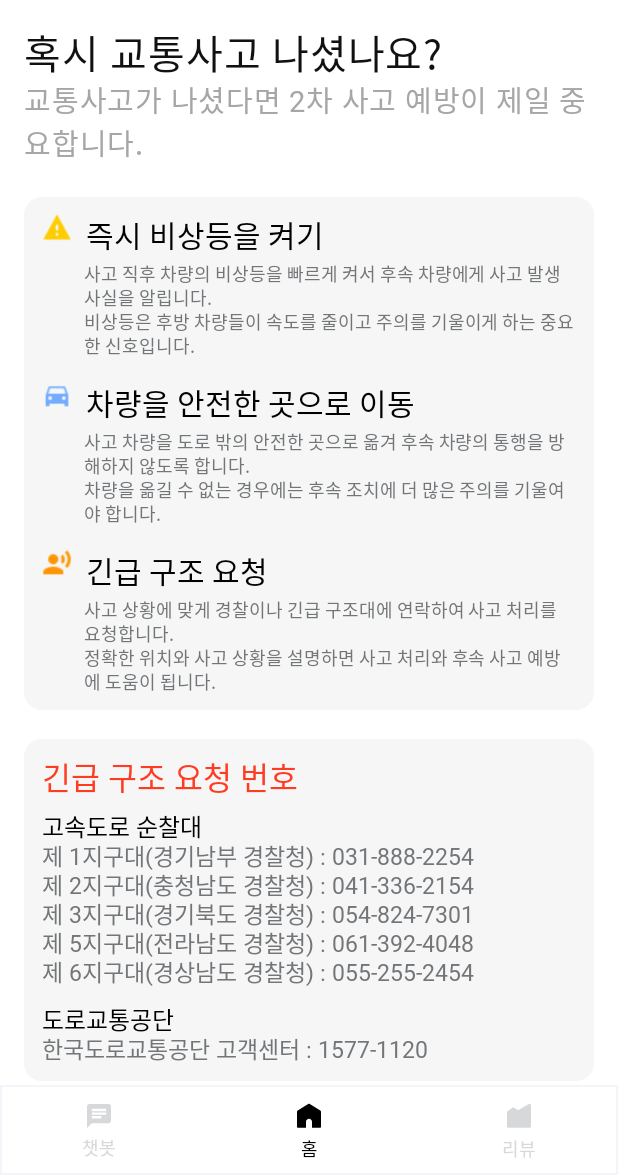
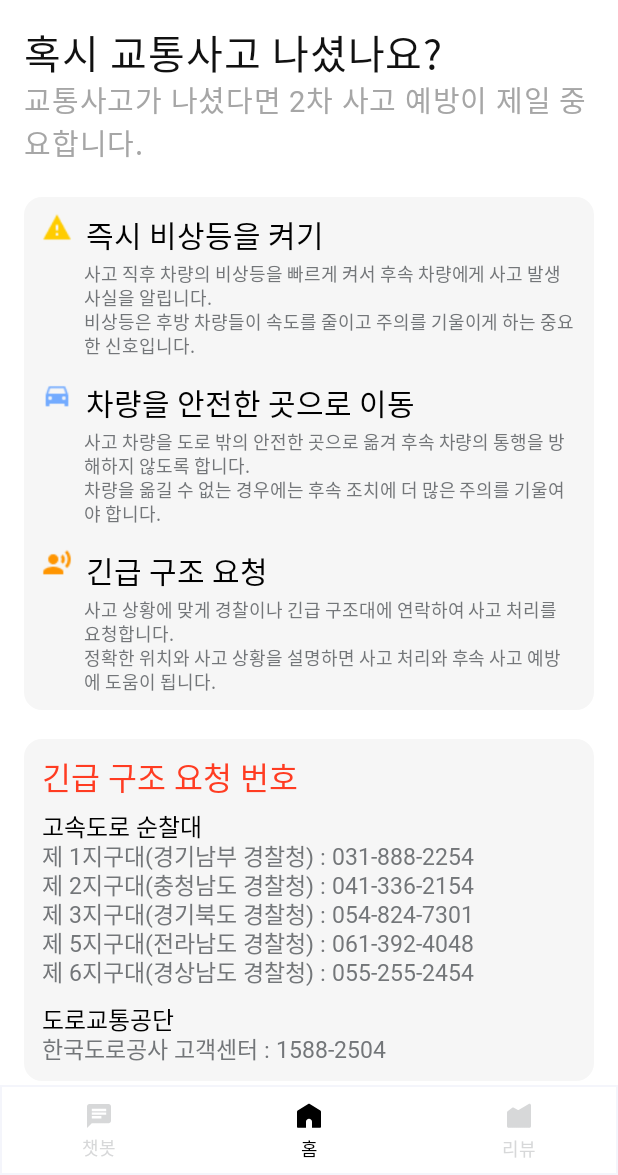
Before and after one commit to SMU-Capstone-BumperCar/BumperCar-Android, an Android app built with Jetpack Compose: the screen it shows after launch (MainActivity), on a phone screen of 412 x 824 dp, the part 61-1236 px from its top. Run offline under Robolectric (Android 15) with nearby library versions, the phone set to English and light mode, and no system bars; Roboto replaces fonts that are not available here.

Commit message:
fix : 한국도로교통공단의 TEXT 번호 수정

```diff
--- a/app/src/main/java/com/example/bumpercar/screen/MainScreen.kt
+++ b/app/src/main/java/com/example/bumpercar/screen/MainScreen.kt
@@ -283,7 +283,7 @@ fun MainScreen() {
                                     fontSize = secondBoxContentTextSize,
                                 )
                             ) {
-                                append("한국도로교통공단 고객센터 : 1577-1120")
+                                append("한국도로공사 고객센터 : 1588-2504")
                             }
                         },
                         style = TextStyle(
```
